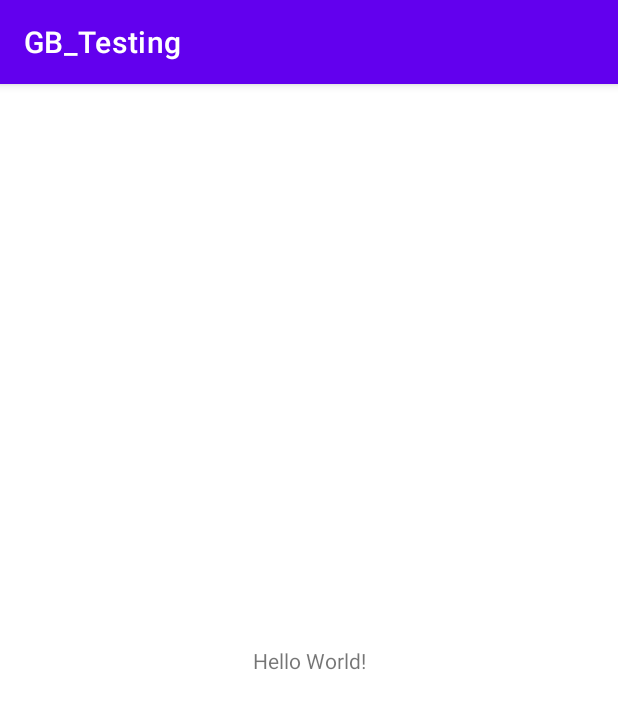
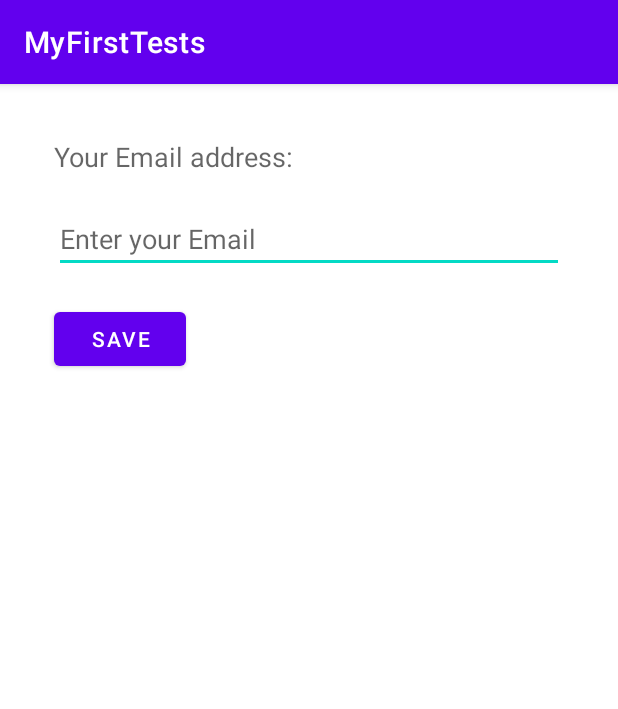
Before and after one commit to LenaTopoleva/GB_Testing, an Android app: the screen it shows after launch (MainActivity), on a phone screen of 412 x 824 dp. Shown: the top 709 px of the screen. Run offline under Robolectric (Android 15) with nearby library versions, the phone set to English and light mode, and no system bars.

Commit message:
first lesson

```diff
--- a/app/build.gradle
+++ b/app/build.gradle
@@ -30,6 +30,9 @@ android {
     kotlinOptions {
         jvmTarget = '1.8'
     }
+    buildFeatures {
+        viewBinding true
+    }
 }
 
 dependencies {
--- /dev/null
+++ b/app/src/main/java/com/lenatopoleva/gb_testing/EmailValidator.kt
@@ -0,0 +1,38 @@
+package com.lenatopoleva.gb_testing
+
+import android.text.Editable
+import android.text.TextWatcher
+import java.util.regex.Pattern
+
+class EmailValidator : TextWatcher {
+
+    internal var isValid = false
+
+    override fun afterTextChanged(editableText: Editable) {
+        isValid = isValidEmail(editableText)
+    }
+
+    override fun beforeTextChanged(s: CharSequence, start: Int, count: Int, after: Int) = Unit
+
+    override fun onTextChanged(s: CharSequence, start: Int, before: Int, count: Int) = Unit
+
+    companion object {
+
+        /**
+         * Паттерн для сравнения.
+         */
+        private val EMAIL_PATTERN = Pattern.compile(
+            "[a-zA-Z0-9\\+\\.\\_\\%\\-\\+]{1,256}" +
+                    "\\@" +
+                    "[a-zA-Z0-9][a-zA-Z0-9\\-]{0,64}" +
+                    "(" +
+                    "\\." +
+                    "[a-zA-Z0-9][a-zA-Z0-9\\-]{0,25}" +
+                    ")+"
+        )
+
+        fun isValidEmail(email: CharSequence?): Boolean {
+            return email != null && EMAIL_PATTERN.matcher(email).matches()
+        }
+    }
+}
--- a/app/src/main/java/com/lenatopoleva/gb_testing/MainActivity.kt
+++ b/app/src/main/java/com/lenatopoleva/gb_testing/MainActivity.kt
@@ -2,10 +2,31 @@ package com.lenatopoleva.gb_testing
 
 import androidx.appcompat.app.AppCompatActivity
 import android.os.Bundle
+import android.widget.Toast
+import com.lenatopoleva.gb_testing.databinding.ActivityMainBinding
 
 class MainActivity : AppCompatActivity() {
+
+    private lateinit var binding: ActivityMainBinding
+    private val emailValidator = EmailValidator()
+
     override fun onCreate(savedInstanceState: Bundle?) {
         super.onCreate(savedInstanceState)
-        setContentView(R.layout.activity_main)
+        binding = ActivityMainBinding.inflate(layoutInflater)
+        setContentView(binding.root)
+
+        with(binding) {
+            emailInput.addTextChangedListener(emailValidator)
+
+            saveButton.setOnClickListener {
+                if (emailValidator.isValid) {
+                    Toast.makeText(this@MainActivity, getString(R.string.valid_email), Toast.LENGTH_SHORT).show()
+                } else {
+                    val errorEmail = getString(R.string.invalid_email)
+                    emailInput.error = errorEmail
+                    Toast.makeText(this@MainActivity, errorEmail, Toast.LENGTH_SHORT).show()
+                }
+            }
+        }
     }
 }
--- a/app/src/main/res/layout/activity_main.xml
+++ b/app/src/main/res/layout/activity_main.xml
@@ -1,18 +1,37 @@
-<?xml version="1.0" encoding="utf-8"?>
+<?xml version="1.0" encoding="UTF-8"?>
 <androidx.constraintlayout.widget.ConstraintLayout xmlns:android="http://schemas.android.com/apk/res/android"
     xmlns:app="http://schemas.android.com/apk/res-auto"
-    xmlns:tools="http://schemas.android.com/tools"
     android:layout_width="match_parent"
-    android:layout_height="match_parent"
-    tools:context=".MainActivity">
+    android:layout_height="wrap_content"
+    android:padding="@dimen/activity_padding">
 
     <TextView
+        android:id="@+id/titleTextView"
         android:layout_width="wrap_content"
         android:layout_height="wrap_content"
-        android:text="Hello World!"
-        app:layout_constraintBottom_toBottomOf="parent"
-        app:layout_constraintLeft_toLeftOf="parent"
-        app:layout_constraintRight_toRightOf="parent"
+        android:layout_margin="@dimen/main_margin"
+        android:text="@string/email_label"
+        android:textAppearance="?android:attr/textAppearanceMedium"
+        app:layout_constraintStart_toStartOf="parent"
         app:layout_constraintTop_toTopOf="parent" />
 
+    <EditText
+        android:id="@+id/emailInput"
+        android:layout_width="match_parent"
+        android:layout_height="wrap_content"
+        android:layout_gravity="center_horizontal"
+        android:layout_margin="@dimen/main_margin"
+        android:hint="@string/email_hint"
+        android:inputType="textEmailAddress"
+        app:layout_constraintStart_toStartOf="parent"
+        app:layout_constraintTop_toBottomOf="@+id/titleTextView" />
+
+    <Button
+        android:id="@+id/saveButton"
+        android:layout_width="wrap_content"
+        android:layout_height="wrap_content"
+        android:layout_margin="@dimen/main_margin"
+        android:text="@string/save"
+        app:layout_constraintStart_toStartOf="parent"
+        app:layout_constraintTop_toBottomOf="@+id/emailInput" />
 </androidx.constraintlayout.widget.ConstraintLayout>
--- /dev/null
+++ b/app/src/main/res/values/dimens.xml
@@ -0,0 +1,5 @@
+<?xml version="1.0" encoding="UTF-8"?>
+<resources>
+    <dimen name="activity_padding">16dp</dimen>
+    <dimen name="main_margin">20dp</dimen>
+</resources>
--- a/app/src/main/res/values/strings.xml
+++ b/app/src/main/res/values/strings.xml
@@ -1,3 +1,8 @@
 <resources>
-    <string name="app_name">GB_Testing</string>
+    <string name="app_name">MyFirstTests</string>
+    <string name="email_label">Your Email address:</string>
+    <string name="save">Save</string>
+    <string name="email_hint">Enter your Email</string>
+    <string name="invalid_email">Invalid email</string>
+    <string name="valid_email">OK</string>
 </resources>
```
Also changed, not shown: 1 other file.
